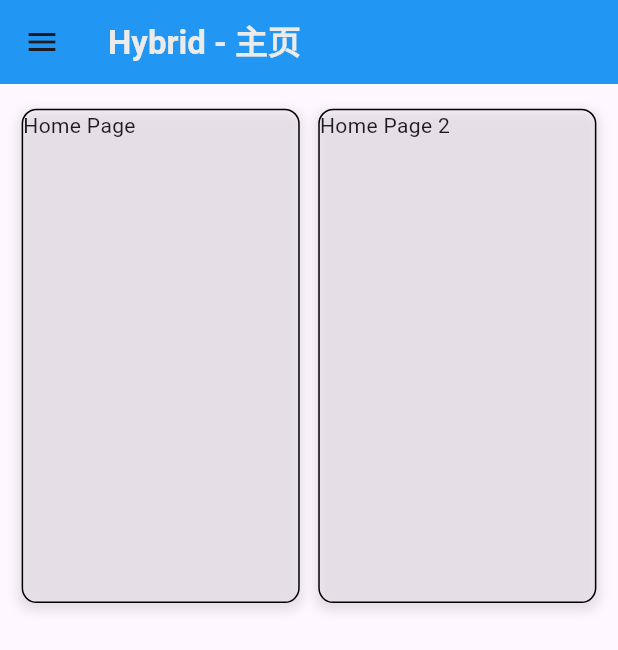
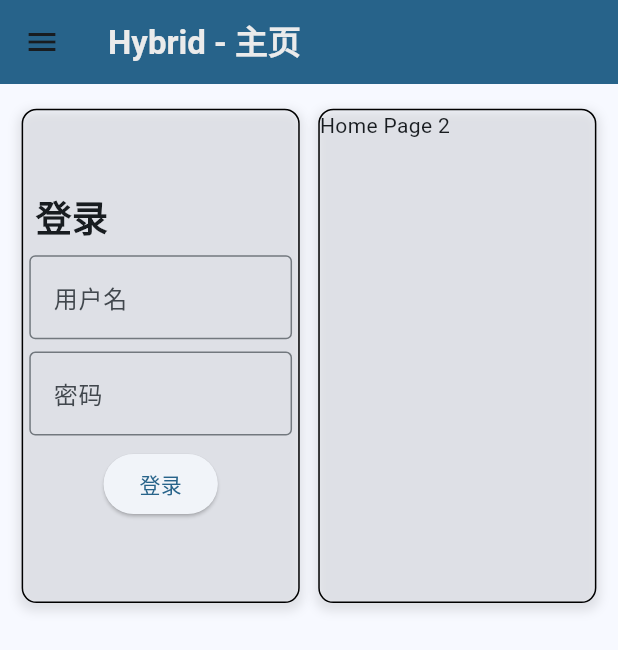
Before and after one commit to JamesXiaoMo/hybrid, a Flutter app: the screen it shows after launch, on a phone screen of 412 x 824 dp. Shown: the top 650 px of the screen. Run offline on Flutter 3.47's test engine with Material 3 defaults, Android fonts, the light colour scheme and no system bars; our stand-ins replace dio.

Commit message:
添加登录功能，更新主题和布局，调整窗口大小，新增依赖项

```diff
--- /dev/null
+++ b/lib/apis/api_service.dart
@@ -0,0 +1,29 @@
+import 'package:dio/dio.dart';
+
+class ApiService {
+  final Dio dio = Dio(
+    BaseOptions(
+      baseUrl: 'http://127.0.0.1:5000', // Flask 服务地址
+      connectTimeout: const Duration(seconds: 5),
+      receiveTimeout: const Duration(seconds: 5),
+      headers: {'Content-Type': 'application/json'},
+    ),
+  );
+
+  Future<int> login(String username, String password) async {
+    try {
+      final response = await dio.post(
+        '/login',
+        data: {"username": username, "password": password},
+      );
+      return response.statusCode == 200 ? 1 : 2;
+    } on DioException catch (e) {
+      if (e.response != null) {
+        print("Login failed: ${e.response?.data}");
+      } else {
+        print("Bad request: ${e.message}");
+      }
+      return 2;
+    }
+  }
+}
--- /dev/null
+++ b/lib/components/login_widget.dart
@@ -0,0 +1,123 @@
+import 'package:flutter/material.dart';
+import '../apis/api_service.dart';
+
+class LoginWidget extends StatefulWidget {
+  const LoginWidget({super.key});
+
+  @override
+  State<LoginWidget> createState() => _LoginWidgetState();
+}
+
+class _LoginWidgetState extends State<LoginWidget> {
+  final username = TextEditingController();
+  final password = TextEditingController();
+  int loginState = 0;
+
+  void showFailLoginDialog(BuildContext context) {
+    showDialog(
+      context: context,
+      builder: (context) {
+        return AlertDialog(
+          title: Text("登入失败"),
+          content: Text("用户名或密码错误，请重试。"),
+          actions: [
+            TextButton(
+              onPressed: () {
+                loginState = 0;
+                Navigator.of(context).pop();
+              },
+              child: Text("取消"),
+            ),
+            TextButton(
+              onPressed: () {
+                loginState = 0;
+                Navigator.of(context).pop();
+              },
+              child: Text("确定"),
+            ),
+          ],
+        );
+      },
+    );
+  }
+
+  @override
+  Widget build(BuildContext context) {
+    return Center(
+      child: Column(
+        mainAxisAlignment: MainAxisAlignment.center,
+        children: [
+          Align(
+            alignment: Alignment.centerLeft,
+            child: Padding(
+              padding: EdgeInsets.only(
+                left: MediaQuery.of(context).size.width * 0.02,
+              ),
+              child: Text(
+                '登录',
+                style: TextStyle(fontSize: 24, fontWeight: FontWeight.bold),
+              ),
+            ),
+          ),
+          SizedBox(height: MediaQuery.of(context).size.height * 0.01),
+          Padding(
+            padding: EdgeInsets.symmetric(
+              horizontal: MediaQuery.of(context).size.width * 0.01,
+            ),
+            child: TextField(
+              controller: username,
+              decoration: InputDecoration(
+                border: OutlineInputBorder(),
+                labelText: '用户名',
+                hintText: '请输入用户名',
+              ),
+            ),
+          ),
+          SizedBox(height: MediaQuery.of(context).size.height * 0.01),
+          Padding(
+            padding: EdgeInsets.symmetric(
+              horizontal: MediaQuery.of(context).size.width * 0.01,
+            ),
+            child: TextField(
+              controller: password,
+              decoration: InputDecoration(
+                border: OutlineInputBorder(),
+                labelText: '密码',
+                hintText: '请输入密码',
+              ),
+              obscureText: true,
+            ),
+          ),
+          SizedBox(height: MediaQuery.of(context).size.height * 0.01),
+          Padding(
+            padding: EdgeInsets.symmetric(
+              horizontal: MediaQuery.of(context).size.width * 0.01,
+            ),
+            child: ElevatedButton(
+              onPressed: () async {
+                loginState = await ApiService().login(
+                  username.text,
+                  password.text,
+                );
+                setState(() {
+                  switch (loginState) {
+                    case 0:
+                      print(0);
+                      break;
+                    case 1:
+                      print(1);
+                      break;
+                    case 2:
+                      showFailLoginDialog(context);
+                      break;
+                  }
+                });
+              },
+              child: Text('登录'),
+            ),
+          ),
+        ],
+      ),
+    );
+  }
+}
--- a/lib/main.dart
+++ b/lib/main.dart
@@ -12,6 +12,10 @@ class MyApp extends StatelessWidget {
   @override
   Widget build(BuildContext context) {
     return MaterialApp(
+      theme: ThemeData(
+        colorScheme: ColorScheme.fromSeed(seedColor: Colors.lightBlue),
+        useMaterial3: true,
+      ),
       title: 'Hybrid',
       home: const MyHomePage(title: 'Hybrid'),
     );
@@ -40,7 +44,7 @@ class _MyHomePageState extends State<MyHomePage> {
   Widget build(BuildContext context) {
     return Scaffold(
       appBar: AppBar(
-        backgroundColor: Colors.blue,
+        backgroundColor: Theme.of(context).colorScheme.primary,
         title: Text(
           widget.title +
               () {
--- a/lib/pages/home_page.dart
+++ b/lib/pages/home_page.dart
@@ -1,4 +1,5 @@
 import 'package:flutter/material.dart';
+import '../components/login_widget.dart';
 
 class HomePage extends StatefulWidget {
   const HomePage({super.key});
@@ -33,7 +34,7 @@ class _HomePageState extends State<HomePage> {
                   ),
                 ],
               ),
-              child: Text("Home Page"),
+              child: LoginWidget(),
             ),
           ],
         ),
--- a/pubspec.yaml
+++ b/pubspec.yaml
@@ -34,6 +34,7 @@ dependencies:
   # The following adds the Cupertino Icons font to your application.
   # Use with the CupertinoIcons class for iOS style icons.
   cupertino_icons: ^1.0.8
+  dio: ^5.9.0
 
 dev_dependencies:
   flutter_test:
```
Also changed, not shown: pubspec.lock, 1 other file.
